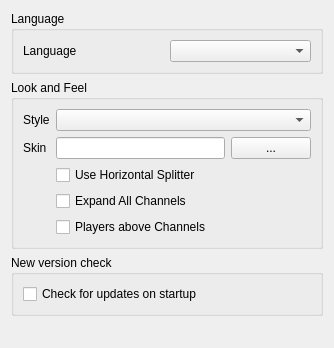
The window that src/mumble/LookConfig.ui (mumble-voip/mumble) describes before a commit, drawn with Qt 5.
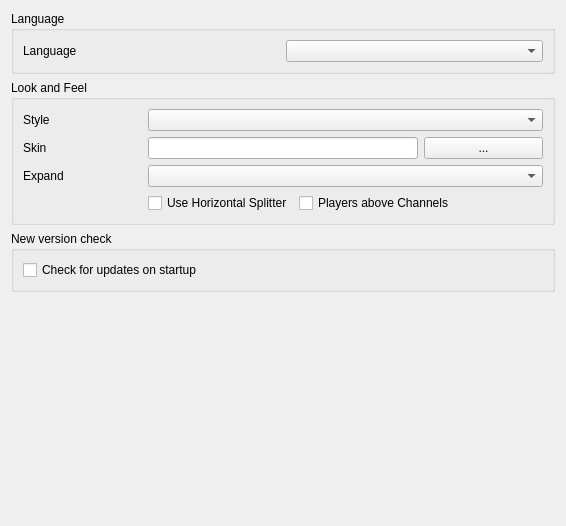
The same window after the commit.

Commit message: Expand channels with players.

```diff
--- a/src/mumble/LookConfig.ui
+++ b/src/mumble/LookConfig.ui
@@ -5,8 +5,8 @@
    <rect>
     <x>0</x>
     <y>0</y>
-    <width>334</width>
-    <height>348</height>
+    <width>566</width>
+    <height>526</height>
    </rect>
   </property>
   <property name="windowTitle" >
@@ -55,7 +55,7 @@
         </property>
        </widget>
       </item>
-      <item row="0" column="1" colspan="2" >
+      <item row="0" column="1" colspan="3" >
        <widget class="QComboBox" name="qcbStyle" >
         <property name="toolTip" >
          <string>Basic widget style</string>
@@ -72,14 +72,41 @@
         </property>
        </widget>
       </item>
-      <item row="1" column="2" >
+      <item row="1" column="1" colspan="2" >
+       <widget class="QLineEdit" name="qleCSS" >
+        <property name="toolTip" >
+         <string>Skin file to use</string>
+        </property>
+        <property name="whatsThis" >
+         <string>&lt;b>This sets which skin Mumble should use.&lt;/b>&lt;br />The skin is a style file applied on top of the basic widget style. If there are icons in the same directory as the style sheet, those will replace the default icons.</string>
+        </property>
+       </widget>
+      </item>
+      <item row="1" column="3" >
        <widget class="QPushButton" name="qpbSkinFile" >
         <property name="text" >
          <string>...</string>
         </property>
        </widget>
       </item>
-      <item row="2" column="1" >
+      <item row="2" column="0" >
+       <widget class="QLabel" name="label_2" >
+        <property name="text" >
+         <string>Expand</string>
+        </property>
+       </widget>
+      </item>
+      <item row="2" column="1" colspan="3" >
+       <widget class="QComboBox" name="qcbExpand" >
+        <property name="toolTip" >
+         <string>When to automatically expand channels</string>
+        </property>
+        <property name="whatsThis" >
+         <string>This sets which channels to automatically expand. &lt;i>None&lt;/i> and &lt;i>All&lt;/i> will expand no or all channels, while &lt;i>Only with players&lt;/i> will expand and collapse channels as players join and leave them.</string>
+        </property>
+       </widget>
+      </item>
+      <item row="3" column="1" >
        <widget class="QCheckBox" name="qcbHorizontal" >
         <property name="toolTip" >
          <string>Use horizontal or vertical splitter for the main window</string>
@@ -92,20 +119,7 @@
         </property>
        </widget>
       </item>
-      <item row="3" column="1" >
-       <widget class="QCheckBox" name="qcbExpand" >
-        <property name="toolTip" >
-         <string>Expand all channels when connecting</string>
-        </property>
-        <property name="whatsThis" >
-         <string>&lt;b>If set, all channels will be expanded by default when you connect to a server.&lt;/b></string>
-        </property>
-        <property name="text" >
-         <string>Expand All Channels</string>
-        </property>
-       </widget>
-      </item>
-      <item row="4" column="1" >
+      <item row="3" column="2" colspan="2" >
        <widget class="QCheckBox" name="qcbPlayersTop" >
         <property name="toolTip" >
          <string>List players above subchannels (requires restart).</string>
@@ -118,16 +132,6 @@
         </property>
        </widget>
       </item>
-      <item row="1" column="1" >
-       <widget class="QLineEdit" name="qleCSS" >
-        <property name="toolTip" >
-         <string>Skin file to use</string>
-        </property>
-        <property name="whatsThis" >
-         <string>&lt;b>This sets which skin Mumble should use.&lt;/b>&lt;br />The skin is a style file applied on top of the basic widget style. If there are icons in the same directory as the style sheet, those will replace the default icons.</string>
-        </property>
-       </widget>
-      </item>
      </layout>
     </widget>
    </item>
```
The commit also changes 7 other files.
